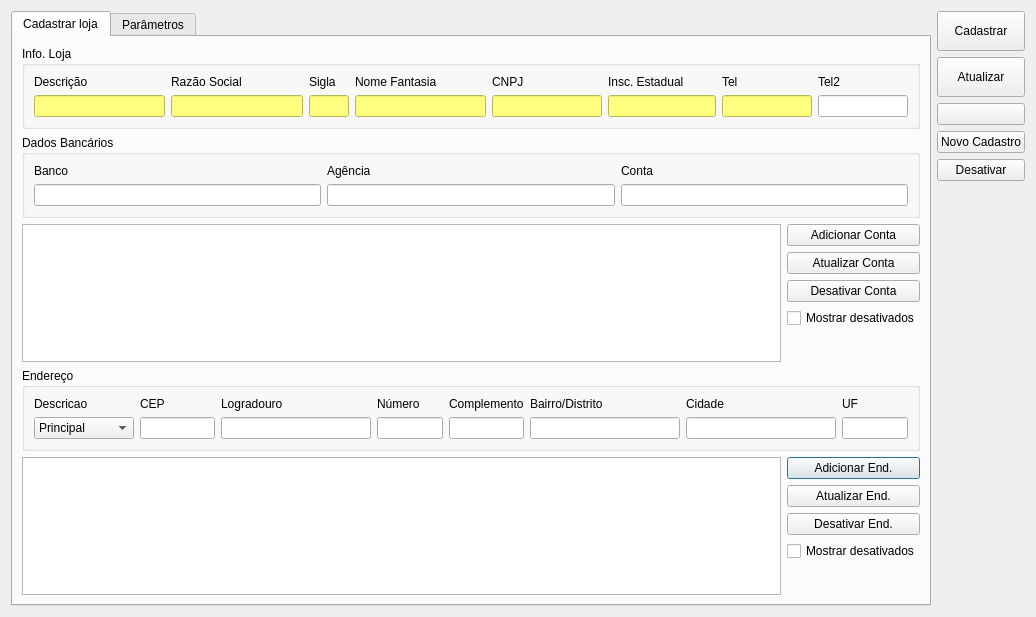
The window that ui/cadastroloja.ui (darktorres/ERP-STACCATO) describes before a commit, drawn with Qt 5.
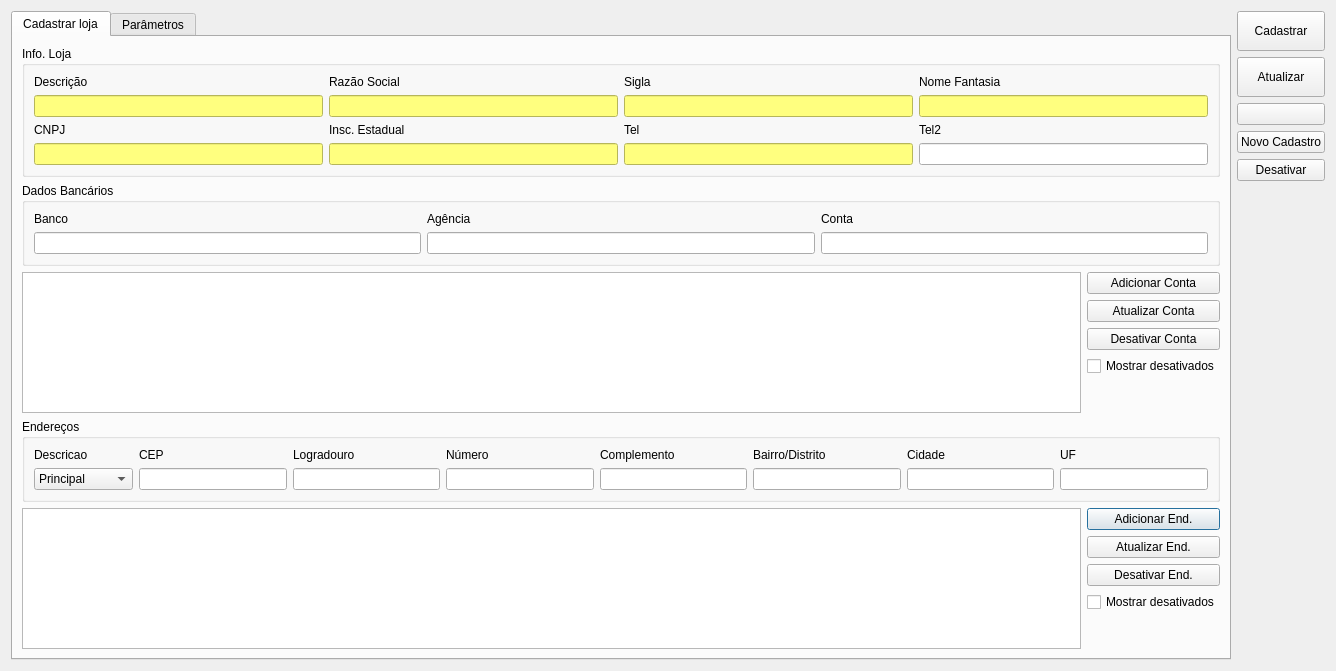
The same window after the commit. Icons and pictures are not drawn. Custom widgets are drawn as their Qt base class.

```diff
--- a/ui/cadastroloja.ui
+++ b/ui/cadastroloja.ui
@@ -9,8 +9,8 @@
    <rect>
     <x>0</x>
     <y>0</y>
-    <width>1036</width>
-    <height>617</height>
+    <width>1336</width>
+    <height>671</height>
    </rect>
   </property>
   <property name="windowTitle">
@@ -36,7 +36,7 @@
        <item row="3" column="0" colspan="2">
         <widget class="QGroupBox" name="groupBoxEndereco">
          <property name="title">
-          <string>Endereço</string>
+          <string>Endereços</string>
          </property>
          <layout class="QGridLayout" name="gridLayout_4">
           <item row="0" column="0">
@@ -90,12 +90,6 @@
           </item>
           <item row="1" column="0">
            <widget class="QComboBox" name="comboBoxTipoEnd">
-            <property name="minimumSize">
-             <size>
-              <width>100</width>
-              <height>0</height>
-             </size>
-            </property>
             <item>
              <property name="text">
               <string>Principal</string>
@@ -115,24 +109,6 @@
           </item>
           <item row="1" column="1">
            <widget class="LineEditCEP" name="lineEditCEP">
-            <property name="sizePolicy">
-             <sizepolicy hsizetype="Minimum" vsizetype="Fixed">
-              <horstretch>0</horstretch>
-              <verstretch>0</verstretch>
-             </sizepolicy>
-            </property>
-            <property name="minimumSize">
-             <size>
-              <width>75</width>
-              <height>0</height>
-             </size>
-            </property>
-            <property name="maximumSize">
-             <size>
-              <width>16777215</width>
-              <height>16777215</height>
-             </size>
-            </property>
             <property name="toolTip">
              <string>&lt;html&gt;&lt;head/&gt;&lt;body&gt;&lt;p&gt;O sistema preenche o endereço automaticamente a partir do CEP&lt;/p&gt;&lt;/body&gt;&lt;/html&gt;</string>
             </property>
@@ -150,12 +126,6 @@
           </item>
           <item row="1" column="2">
            <widget class="QLineEdit" name="lineEditLogradouro">
-            <property name="minimumSize">
-             <size>
-              <width>150</width>
-              <height>0</height>
-             </size>
-            </property>
             <property name="accessibleName">
              <string>Logradouro</string>
             </property>
@@ -163,12 +133,6 @@
           </item>
           <item row="1" column="6">
            <widget class="QLineEdit" name="lineEditCidade">
-            <property name="minimumSize">
-             <size>
-              <width>150</width>
-              <height>0</height>
-             </size>
-            </property>
             <property name="accessibleName">
              <string>Cidade</string>
             </property>
@@ -176,18 +140,6 @@
           </item>
           <item row="1" column="3">
            <widget class="QLineEdit" name="lineEditNumero">
-            <property name="minimumSize">
-             <size>
-              <width>50</width>
-              <height>0</height>
-             </size>
-            </property>
-            <property name="maximumSize">
-             <size>
-              <width>16777215</width>
-              <height>16777215</height>
-             </size>
-            </property>
             <property name="accessibleName">
              <string>Número</string>
             </property>
@@ -195,18 +147,6 @@
           </item>
           <item row="1" column="7">
            <widget class="QLineEdit" name="lineEditUF">
-            <property name="minimumSize">
-             <size>
-              <width>35</width>
-              <height>0</height>
-             </size>
-            </property>
-            <property name="maximumSize">
-             <size>
-              <width>16777215</width>
-              <height>16777215</height>
-             </size>
-            </property>
             <property name="accessibleName">
              <string>UF</string>
             </property>
@@ -214,12 +154,6 @@
           </item>
           <item row="1" column="5">
            <widget class="QLineEdit" name="lineEditBairro">
-            <property name="minimumSize">
-             <size>
-              <width>150</width>
-              <height>0</height>
-             </size>
-            </property>
             <property name="accessibleName">
              <string>Bairro/Distrito</string>
             </property>
@@ -227,18 +161,6 @@
           </item>
           <item row="1" column="4">
            <widget class="QLineEdit" name="lineEditComplemento">
-            <property name="minimumSize">
-             <size>
-              <width>75</width>
-              <height>0</height>
-             </size>
-            </property>
-            <property name="maximumSize">
-             <size>
-              <width>16777215</width>
-              <height>16777215</height>
-             </size>
-            </property>
             <property name="accessibleName">
              <string>Complemento</string>
             </property>
@@ -256,6 +178,71 @@
           <string>Info. Loja</string>
          </property>
          <layout class="QGridLayout" name="gridLayout_3">
+          <item row="0" column="3">
+           <widget class="QLabel" name="labelNomeFantasia">
+            <property name="text">
+             <string>Nome Fantasia</string>
+            </property>
+           </widget>
+          </item>
+          <item row="1" column="1">
+           <widget class="QLineEdit" name="lineEditRazaoSocial">
+            <property name="accessibleName">
+             <string>Razão Social</string>
+            </property>
+            <property name="styleSheet">
+             <string notr="true">background-color: rgb(255, 255, 127);
+color: rgb(0, 0, 0);</string>
+            </property>
+           </widget>
+          </item>
+          <item row="2" column="0">
+           <widget class="QLabel" name="labelCNPJ">
+            <property name="text">
+             <string>CNPJ</string>
+            </property>
+           </widget>
+          </item>
+          <item row="1" column="2">
+           <widget class="QLineEdit" name="lineEditSIGLA">
+            <property name="accessibleName">
+             <string>Sigla</string>
+            </property>
+            <property name="styleSheet">
+             <string notr="true">background-color: rgb(255, 255, 127);
+color: rgb(0, 0, 0);</string>
+            </property>
+           </widget>
+          </item>
+          <item row="3" column="0">
+           <widget class="QLineEdit" name="lineEditCNPJ">
+            <property name="accessibleName">
+             <string>CNPJ</string>
+            </property>
+            <property name="styleSheet">
+             <string notr="true">background-color: rgb(255, 255, 127);
+color: rgb(0, 0, 0);</string>
+            </property>
+           </widget>
+          </item>
+          <item row="1" column="0">
+           <widget class="QLineEdit" name="lineEditDescricao">
+            <property name="accessibleName">
+             <string>Descrição</string>
+            </property>
+            <property name="styleSheet">
+             <string notr="true">background-color: rgb(255, 255, 127);
+color: rgb(0, 0, 0);</string>
+            </property>
+           </widget>
+          </item>
+          <item row="0" column="2">
+           <widget class="QLabel" name="labelSIGLA">
+            <property name="text">
+             <string>Sigla</string>
+            </property>
+           </widget>
+          </item>
           <item row="0" column="0">
            <widget class="QLabel" name="labelDescricao">
             <property name="text">
@@ -263,6 +250,17 @@
             </property>
            </widget>
           </item>
+          <item row="1" column="3">
+           <widget class="QLineEdit" name="lineEditNomeFantasia">
+            <property name="accessibleName">
+             <string>Nome Fantasia</string>
+            </property>
+            <property name="styleSheet">
+             <string notr="true">background-color: rgb(255, 255, 127);
+color: rgb(0, 0, 0);</string>
+            </property>
+           </widget>
+          </item>
           <item row="0" column="1">
            <widget class="QLabel" name="labelRazaoSocial">
             <property name="text">
@@ -270,28 +268,33 @@
             </property>
            </widget>
           </item>
-          <item row="0" column="2">
-           <widget class="QLabel" name="labelSIGLA">
+          <item row="2" column="1">
+           <widget class="QLabel" name="labelInscEstadual">
             <property name="text">
-             <string>Sigla</string>
+             <string>Insc. Estadual</string>
             </property>
            </widget>
           </item>
-          <item row="0" column="4">
-           <widget class="QLabel" name="labelCNPJ">
+          <item row="3" column="1">
+           <widget class="QLineEdit" name="lineEditInscEstadual">
+            <property name="accessibleName">
+             <string>Insc. Estadual</string>
+            </property>
+            <property name="styleSheet">
+             <string notr="true">background-color: rgb(255, 255, 127);
+color: rgb(0, 0, 0);</string>
+            </property>
+           </widget>
+          </item>
+          <item row="2" column="2">
+           <widget class="QLabel" name="labelTel">
             <property name="text">
-             <string>CNPJ</string>
+             <string>Tel</string>
             </property>
            </widget>
           </item>
-          <item row="1" column="7">
+          <item row="3" column="2">
            <widget class="LineEditTel" name="lineEditTel">
-            <property name="maximumSize">
-             <size>
-              <width>90</width>
-              <height>16777215</height>
-             </size>
-            </property>
             <property name="accessibleName">
              <string>Telefone</string>
             </property>
@@ -301,161 +304,20 @@
             </property>
            </widget>
           </item>
-          <item row="0" column="8">
+          <item row="2" column="3">
            <widget class="QLabel" name="labelTel2">
             <property name="text">
              <string>Tel2</string>
             </property>
            </widget>
           </item>
-          <item row="1" column="3">
-           <widget class="QLineEdit" name="lineEditNomeFantasia">
-            <property name="minimumSize">
-             <size>
-              <width>120</width>
-              <height>0</height>
-             </size>
-            </property>
-            <property name="accessibleName">
-             <string>Nome Fantasia</string>
-            </property>
-            <property name="styleSheet">
-             <string notr="true">background-color: rgb(255, 255, 127);
-color: rgb(0, 0, 0);</string>
-            </property>
-           </widget>
-          </item>
-          <item row="1" column="8">
+          <item row="3" column="3">
            <widget class="LineEditTel" name="lineEditTel2">
-            <property name="maximumSize">
-             <size>
-              <width>90</width>
-              <height>16777215</height>
-             </size>
-            </property>
             <property name="accessibleName">
              <string>Telefone 2</string>
             </property>
            </widget>
           </item>
-          <item row="1" column="0">
-           <widget class="QLineEdit" name="lineEditDescricao">
-            <property name="minimumSize">
-             <size>
-              <width>120</width>
-              <height>0</height>
-             </size>
-            </property>
-            <property name="accessibleName">
-             <string>Descrição</string>
-            </property>
-            <property name="styleSheet">
-             <string notr="true">background-color: rgb(255, 255, 127);
-color: rgb(0, 0, 0);</string>
-            </property>
-           </widget>
-          </item>
-          <item row="0" column="7">
-           <widget class="QLabel" name="labelTel">
-            <property name="text">
-             <string>Tel</string>
-            </property>
-           </widget>
-          </item>
-          <item row="0" column="3">
-           <widget class="QLabel" name="labelNomeFantasia">
-            <property name="text">
-             <string>Nome Fantasia</string>
-            </property>
-           </widget>
-          </item>
-          <item row="1" column="2">
-           <widget class="QLineEdit" name="lineEditSIGLA">
-            <property name="maximumSize">
-             <size>
-              <width>40</width>
-              <height>16777215</height>
-             </size>
-            </property>
-            <property name="accessibleName">
-             <string>Sigla</string>
-            </property>
-            <property name="styleSheet">
-             <string notr="true">background-color: rgb(255, 255, 127);
-color: rgb(0, 0, 0);</string>
-            </property>
-           </widget>
-          </item>
-          <item row="1" column="1">
-           <widget class="QLineEdit" name="lineEditRazaoSocial">
-            <property name="minimumSize">
-             <size>
-              <width>120</width>
-              <height>0</height>
-             </size>
-            </property>
-            <property name="accessibleName">
-             <string>Razão Social</string>
-            </property>
-            <property name="styleSheet">
-             <string notr="true">background-color: rgb(255, 255, 127);
-color: rgb(0, 0, 0);</string>
-            </property>
-           </widget>
-          </item>
-          <item row="1" column="5" colspan="2">
-           <widget class="QLineEdit" name="lineEditInscEstadual">
-            <property name="minimumSize">
-             <size>
-              <width>100</width>
-              <height>0</height>
-             </size>
-            </property>
-            <property name="maximumSize">
-             <size>
-              <width>110</width>
-              <height>16777215</height>
-             </size>
-            </property>
-            <property name="accessibleName">
-             <string>Insc. Estadual</string>
-            </property>
-            <property name="styleSheet">
-             <string notr="true">background-color: rgb(255, 255, 127);
-color: rgb(0, 0, 0);</string>
-            </property>
-           </widget>
-          </item>
-          <item row="0" column="5">
-           <widget class="QLabel" name="labelInscEstadual">
-            <property name="text">
-             <string>Insc. Estadual</string>
-            </property>
-           </widget>
-          </item>
-          <item row="1" column="4">
-           <widget class="QLineEdit" name="lineEditCNPJ">
-            <property name="minimumSize">
-             <size>
-              <width>100</width>
-              <height>0</height>
-             </size>
-            </property>
-            <property name="maximumSize">
-             <size>
-              <width>110</width>
-              <height>16777215</height>
-             </size>
-            </property>
-            <property name="accessibleName">
-             <string>CNPJ</string>
-            </property>
-            <property name="styleSheet">
-             <string notr="true">background-color: rgb(255, 255, 127);
-color: rgb(0, 0, 0);</string>
-            </property>
-           </widget>
-          </item>
          </layout>
         </widget>
        </item>
@@ -566,8 +428,8 @@
            </property>
            <property name="sizeHint" stdset="0">
             <size>
-             <width>20</width>
-             <height>40</height>
+             <width>0</width>
+             <height>0</height>
             </size>
            </property>
           </spacer>
@@ -642,8 +504,8 @@
            </property>
            <property name="sizeHint" stdset="0">
             <size>
-             <width>20</width>
-             <height>40</height>
+             <width>0</width>
+             <height>0</height>
             </size>
            </property>
           </spacer>
@@ -667,8 +529,8 @@
            <rect>
             <x>0</x>
             <y>0</y>
-            <width>877</width>
-            <height>548</height>
+            <width>1177</width>
+            <height>602</height>
            </rect>
           </property>
           <layout class="QGridLayout" name="gridLayout_13">
@@ -741,8 +603,8 @@
              </property>
              <property name="sizeHint" stdset="0">
               <size>
-               <width>20</width>
-               <height>40</height>
+               <width>0</width>
+               <height>0</height>
               </size>
              </property>
             </spacer>
@@ -919,8 +781,8 @@
        </property>
        <property name="sizeHint" stdset="0">
         <size>
-         <width>20</width>
-         <height>40</height>
+         <width>0</width>
+         <height>0</height>
         </size>
        </property>
       </spacer>
```
Left out of the diff: 4 changed lines with no effect on the pictures.
